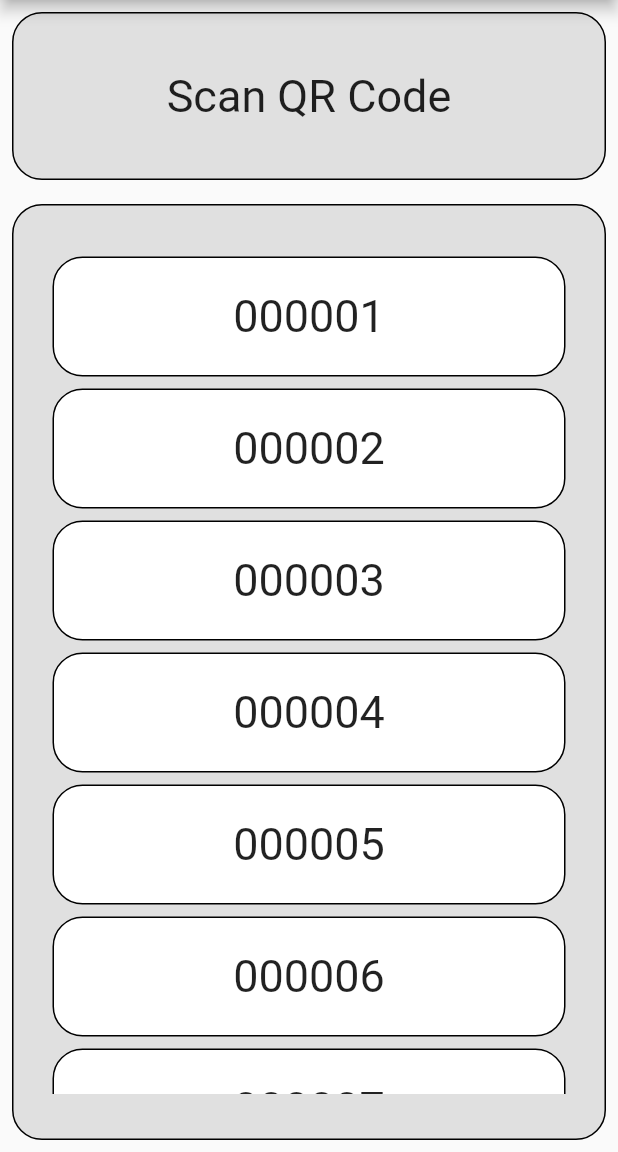
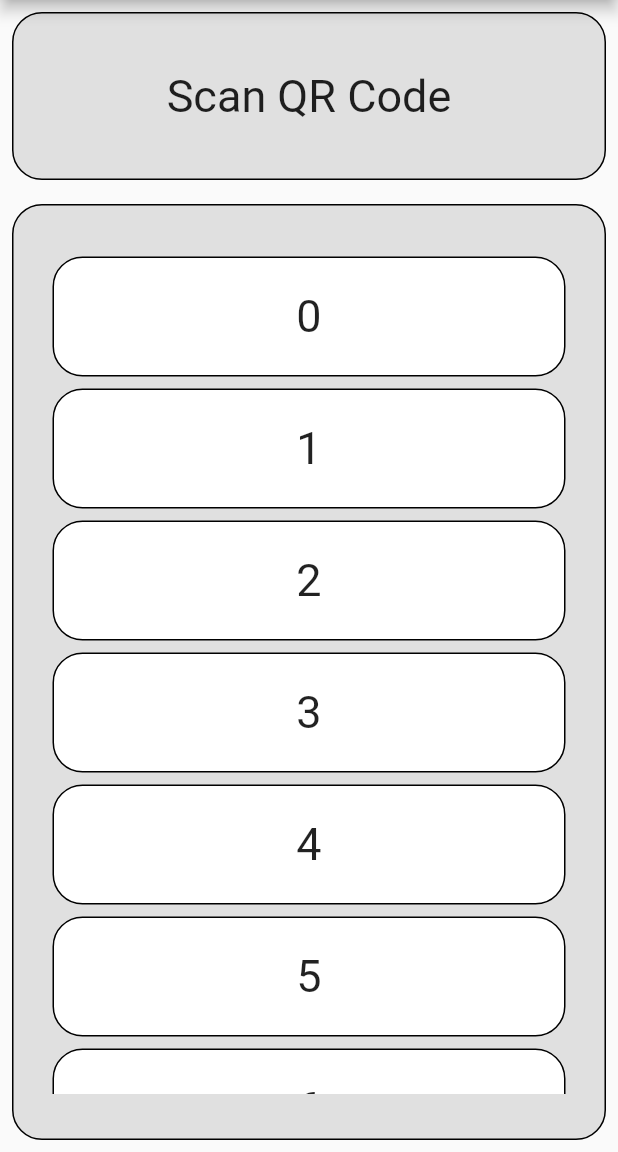
Before and after one commit to tamzidpeace/vq_poc, a Flutter app: the screen it shows after launch, on a phone screen of 412 x 824 dp, the part 84-1236 px from its top. Run offline on Flutter 3.47's test engine with Material 2 defaults, Android fonts, the light colour scheme and no system bars.

Commit message:
poc done

```diff
--- a/lib/main.dart
+++ b/lib/main.dart
@@ -41,10 +41,50 @@ class _MyHomePageState extends State<MyHomePage> {
         autofocus: true,
         onKey: (RawKeyEvent event) {
           if (event is RawKeyDownEvent) {
-            print(event.data.logicalKey.keyLabel);
-          } else if (event is RawKeyUpEvent) {
-            // handle key up
-          }
+            var key = event.data.logicalKey.keyLabel;
+            if (key == "Enter") {
+              int code = int.parse(result);
+              bool isValid = false;
+              for (var i = 0; i <= 10; i++) {
+                if (i == code) {
+                  isValid = true;
+                  break;
+                }
+              }
+              print(isValid);
+
+              if (isValid) {
+                setState(() {
+                  if (!qrcode[code]['isScanned']) {
+                    message = "Valid QR Code!";
+                    qrcode[code]['isScanned'] = true;
+                  } else {
+                    message = "Already Scanned! Test different one.";
+                  }
+                });
+              } else {
+                setState(() {
+                  message = "Invalid QR Code!";
+                });
+              }
+              result = "";
+            } else {
+              String x = key.toString();
+              if (x == "0" ||
+                  x == "1" ||
+                  x == "2" ||
+                  x == "3" ||
+                  x == "4" ||
+                  x == "5" ||
+                  x == "6" ||
+                  x == "7" ||
+                  x == "7" ||
+                  x == "8" ||
+                  x == "9") {
+                result += key.toString();
+              }
+            }
+          } else if (event is RawKeyUpEvent) {}
         },
         child: Container(
           width: double.infinity,
@@ -66,7 +106,7 @@ class _MyHomePageState extends State<MyHomePage> {
                     ),
                     child: Center(
                         child: Text(
-                      "Scan QR Code",
+                      "$message",
                       style: TextStyle(fontSize: 30),
                     )),
                   ),
@@ -89,7 +129,7 @@ class _MyHomePageState extends State<MyHomePage> {
                       padding: const EdgeInsets.symmetric(
                           horizontal: 10, vertical: 30),
                       child: ListView.builder(
-                        itemCount: 10,
+                        itemCount: qrcode.length,
                         itemBuilder: (BuildContext context, int index) {
                           return ListTile(
                             title: Container(
@@ -102,7 +142,9 @@ class _MyHomePageState extends State<MyHomePage> {
                                       BorderRadius.all(Radius.circular(20))),
                               child: Center(
                                 child: Text(
-                                  '00000${index + 1}',
+                                  qrcode[index]['isScanned']
+                                      ? "Scanned"
+                                      : '${qrcode[index]['code']}',
                                   style: TextStyle(fontSize: 30),
                                 ),
                               ),
@@ -120,4 +162,27 @@ class _MyHomePageState extends State<MyHomePage> {
       ),
     );
   }
+
+  //* functionalities
+  @override
+  void initState() {
+    super.initState();
+  }
+
+  List qrcode = [
+    {"code": 0, "isScanned": false},
+    {"code": 1, "isScanned": false},
+    {"code": 2, "isScanned": false},
+    {"code": 3, "isScanned": false},
+    {"code": 4, "isScanned": false},
+    {"code": 5, "isScanned": false},
+    {"code": 6, "isScanned": false},
+    {"code": 7, "isScanned": false},
+    {"code": 8, "isScanned": false},
+    {"code": 9, "isScanned": false},
+    {"code": 10, "isScanned": false},
+  ];
+
+  String result = "";
+  String message = "Scan QR Code";
 }
```
